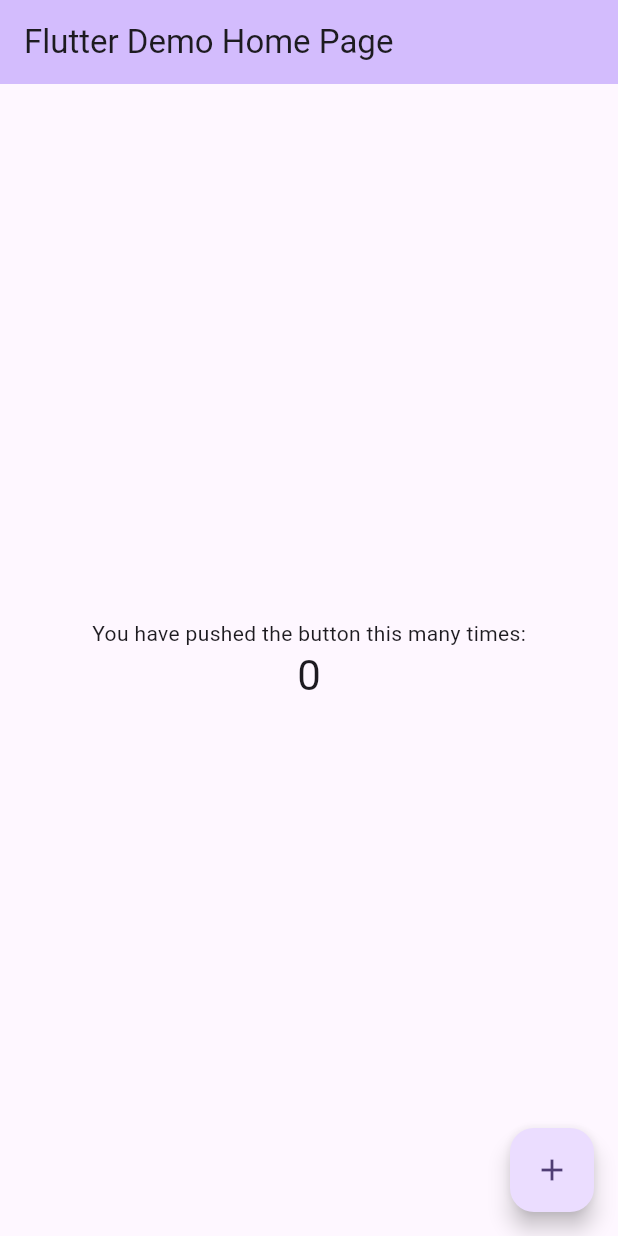
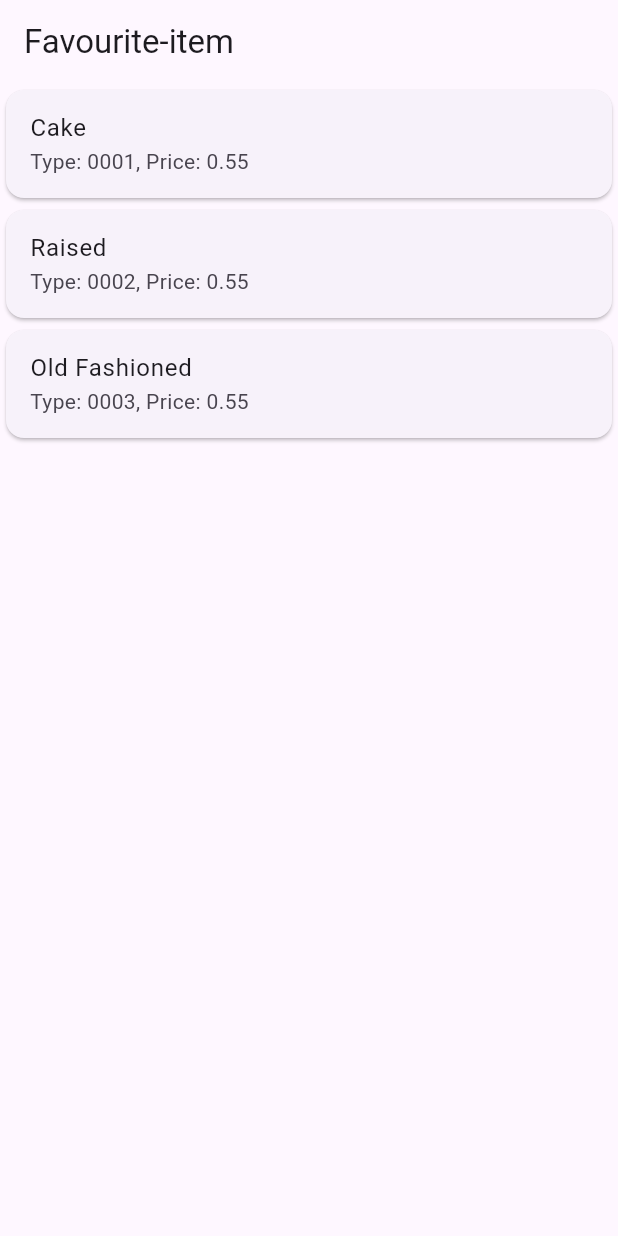
Before and after one commit to sizerChowdhury/Donut-list, a Flutter app: the screen it shows after launch, on a phone screen of 412 x 824 dp. Run offline on Flutter 3.47's test engine with Material 3 defaults, Android fonts, the phone set to English and light mode, and no system bars; our stand-ins replace equatable, flutter_bloc.

Commit message:
refactor: basic json parse and showing in the UI done

```diff
--- /dev/null
+++ b/assets/donuts.json
@@ -0,0 +1,130 @@
+[
+  {
+    "id": "0001",
+    "type": "donut",
+    "name": "Cake",
+    "ppu": 0.55,
+    "batters": {
+      "batter": [
+        {
+          "id": "1001",
+          "type": "Regular"
+        },
+        {
+          "id": "1002",
+          "type": "Chocolate"
+        },
+        {
+          "id": "1003",
+          "type": "Blueberry"
+        },
+        {
+          "id": "1004",
+          "type": "Devil's Food"
+        }
+      ]
+    },
+    "topping": [
+      {
+        "id": "5001",
+        "type": "None"
+      },
+      {
+        "id": "5002",
+        "type": "Glazed"
+      },
+      {
+        "id": "5005",
+        "type": "Sugar"
+      },
+      {
+        "id": "5007",
+        "type": "Powdered Sugar"
+      },
+      {
+        "id": "5006",
+        "type": "Chocolate with Sprinkles"
+      },
+      {
+        "id": "5003",
+        "type": "Chocolate"
+      },
+      {
+        "id": "5004",
+        "type": "Maple"
+      }
+    ]
+  },
+  {
+    "id": "0002",
+    "type": "donut",
+    "name": "Raised",
+    "ppu": 0.55,
+    "batters": {
+      "batter": [
+        {
+          "id": "1001",
+          "type": "Regular"
+        }
+      ]
+    },
+    "topping": [
+      {
+        "id": "5001",
+        "type": "None"
+      },
+      {
+        "id": "5002",
+        "type": "Glazed"
+      },
+      {
+        "id": "5005",
+        "type": "Sugar"
+      },
+      {
+        "id": "5003",
+        "type": "Chocolate"
+      },
+      {
+        "id": "5004",
+        "type": "Maple"
+      }
+    ]
+  },
+  {
+    "id": "0003",
+    "type": "donut",
+    "name": "Old Fashioned",
+    "ppu": 0.55,
+    "batters": {
+      "batter": [
+        {
+          "id": "1001",
+          "type": "Regular"
+        },
+        {
+          "id": "1002",
+          "type": "Chocolate"
+        }
+      ]
+    },
+    "topping": [
+      {
+        "id": "5001",
+        "type": "None"
+      },
+      {
+        "id": "5002",
+        "type": "Glazed"
+      },
+      {
+        "id": "5003",
+        "type": "Chocolate"
+      },
+      {
+        "id": "5004",
+        "type": "Maple"
+      }
+    ]
+  }
+]
--- /dev/null
+++ b/lib/UI/donut_page.dart
@@ -0,0 +1,60 @@
+import 'package:flutter/cupertino.dart';
+import 'package:flutter/material.dart';
+import 'package:flutter_bloc/flutter_bloc.dart';
+
+import '../bloc/donut_bloc.dart';
+import '../bloc/donut_event.dart';
+import '../bloc/donut_state.dart';
+
+
+
+class DonutPage extends StatefulWidget {
+  const DonutPage({super.key});
+
+  @override
+  State<DonutPage> createState() => _FavouriteScreenState();
+}
+
+class _FavouriteScreenState extends State<DonutPage> {
+  @override
+  void initState() {
+    super.initState();
+    context.read<DonutBloc>().add(FetchDonutList());
+  }
+
+  @override
+  Widget build(BuildContext context) {
+    return Scaffold(
+      appBar: AppBar(
+        title: const Text("Favourite-item"),
+      ),
+      body: BlocBuilder<DonutBloc, DonutState>(
+        builder: (context, state) {
+          switch (state.listStatus) {
+            case ListStatues.loading:
+              return const Center(child: CircularProgressIndicator());
+            case ListStatues.failure:
+              return const Text("failed");
+            case ListStatues.success:
+              return ListView.builder(
+                itemCount: state.donuts.length,
+                itemBuilder: (context, index) {
+                  final donut = state.donuts[index];
+                  return InkWell(
+                    onTap: () {
+                    },
+                    child: Card(
+                      child: ListTile(
+                        title: Text(donut.name),
+                        subtitle: Text('Type: ${donut.id}, Price: ${donut.ppu}'),
+                      ),
+                    ),
+                  );
+                },
+              );
+          }
+        },
+      ),
+    );
+  }
+}
--- /dev/null
+++ b/lib/bloc/donut_bloc.dart
@@ -0,0 +1,19 @@
+import 'package:flutter_bloc/flutter_bloc.dart';
+import '../../repository/donut_repository.dart';
+import '../model/donuts_model.dart';
+import 'donut_event.dart';
+import 'donut_state.dart';
+
+class DonutBloc extends Bloc<DonutEvent, DonutState> {
+  DonutRepository donutRepository;
+  List<Donut> donuts = [];
+
+  DonutBloc(this.donutRepository) : super(DonutState()) {
+    on<FetchDonutList>(_fetchDonutList);
+  }
+
+  void _fetchDonutList(FetchDonutList event, Emitter<DonutState> emit) async {
+    donuts = await donutRepository.fetchDonuts();
+    emit(state.copyWith(listStatus: ListStatues.success, donuts: donuts));
+  }
+}
--- /dev/null
+++ b/lib/bloc/donut_event.dart
@@ -0,0 +1,10 @@
+import 'package:equatable/equatable.dart';
+
+class DonutEvent extends Equatable {
+  const DonutEvent();
+
+  @override
+  List<Object?> get props => [];
+}
+
+class FetchDonutList extends DonutEvent {}
--- /dev/null
+++ b/lib/bloc/donut_state.dart
@@ -0,0 +1,26 @@
+
+import 'package:equatable/equatable.dart';
+
+import '../model/donuts_model.dart';
+
+enum ListStatues { loading, success, failure }
+
+class DonutState extends Equatable {
+  ListStatues listStatus;
+  List<Donut> donuts;
+
+  DonutState({
+    this.listStatus = ListStatues.loading,
+    this.donuts = const [],
+  });
+
+  DonutState copyWith({List<Donut>? donuts, ListStatues? listStatus}) {
+    return DonutState(
+      donuts: donuts ?? this.donuts,
+      listStatus: listStatus ?? this.listStatus,
+    );
+  }
+
+  @override
+  List<Object?> get props => [listStatus];
+}
--- a/lib/main.dart
+++ b/lib/main.dart
@@ -1,4 +1,10 @@
+import 'package:flutter/cupertino.dart';
 import 'package:flutter/material.dart';
+import 'package:flutter_bloc/flutter_bloc.dart';
+
+import 'UI/donut_page.dart';
+import 'bloc/donut_bloc.dart';
+import 'repository/donut_repository.dart';
 
 void main() {
   runApp(const MyApp());
@@ -7,119 +13,15 @@ void main() {
 class MyApp extends StatelessWidget {
   const MyApp({super.key});
 
-  // This widget is the root of your application.
   @override
   Widget build(BuildContext context) {
-    return MaterialApp(
-      title: 'Flutter Demo',
-      theme: ThemeData(
-        // This is the theme of your application.
-        //
-        // TRY THIS: Try running your application with "flutter run". You'll see
-        // the application has a purple toolbar. Then, without quitting the app,
-        // try changing the seedColor in the colorScheme below to Colors.green
-        // and then invoke "hot reload" (save your changes or press the "hot
-        // reload" button in a Flutter-supported IDE, or press "r" if you used
-        // the command line to start the app).
-        //
-        // Notice that the counter didn't reset back to zero; the application
-        // state is not lost during the reload. To reset the state, use hot
-        // restart instead.
-        //
-        // This works for code too, not just values: Most code changes can be
-        // tested with just a hot reload.
-        colorScheme: ColorScheme.fromSeed(seedColor: Colors.deepPurple),
-        useMaterial3: true,
+    return MultiBlocProvider(
+      providers: [
+        BlocProvider(create: (_) => DonutBloc(DonutRepository())),
+      ],
+      child: MaterialApp(
+        home: DonutPage(),
       ),
-      home: const MyHomePage(title: 'Flutter Demo Home Page'),
     );
   }
 }
-
-class MyHomePage extends StatefulWidget {
-  const MyHomePage({super.key, required this.title});
-
-  // This widget is the home page of your application. It is stateful, meaning
-  // that it has a State object (defined below) that contains fields that affect
-  // how it looks.
-
-  // This class is the configuration for the state. It holds the values (in this
-  // case the title) provided by the parent (in this case the App widget) and
-  // used by the build method of the State. Fields in a Widget subclass are
-  // always marked "final".
-
-  final String title;
-
-  @override
-  State<MyHomePage> createState() => _MyHomePageState();
-}
-
-class _MyHomePageState extends State<MyHomePage> {
-  int _counter = 0;
-
-  void _incrementCounter() {
-    setState(() {
-      // This call to setState tells the Flutter framework that something has
-      // changed in this State, which causes it to rerun the build method below
-      // so that the display can reflect the updated values. If we changed
-      // _counter without calling setState(), then the build method would not be
-      // called again, and so nothing would appear to happen.
-      _counter++;
-    });
-  }
-
-  @override
-  Widget build(BuildContext context) {
-    // This method is rerun every time setState is called, for instance as done
-    // by the _incrementCounter method above.
-    //
-    // The Flutter framework has been optimized to make rerunning build methods
-    // fast, so that you can just rebuild anything that needs updating rather
-    // than having to individually change instances of widgets.
-    return Scaffold(
-      appBar: AppBar(
-        // TRY THIS: Try changing the color here to a specific color (to
-        // Colors.amber, perhaps?) and trigger a hot reload to see the AppBar
-        // change color while the other colors stay the same.
-        backgroundColor: Theme.of(context).colorScheme.inversePrimary,
-        // Here we take the value from the MyHomePage object that was created by
-        // the App.build method, and use it to set our appbar title.
-        title: Text(widget.title),
-      ),
-      body: Center(
-        // Center is a layout widget. It takes a single child and positions it
-        // in the middle of the parent.
-        child: Column(
-          // Column is also a layout widget. It takes a list of children and
-          // arranges them vertically. By default, it sizes itself to fit its
-          // children horizontally, and tries to be as tall as its parent.
-          //
-          // Column has various properties to control how it sizes itself and
-          // how it positions its children. Here we use mainAxisAlignment to
-          // center the children vertically; the main axis here is the vertical
-          // axis because Columns are vertical (the cross axis would be
-          // horizontal).
-          //
-          // TRY THIS: Invoke "debug painting" (choose the "Toggle Debug Paint"
-          // action in the IDE, or press "p" in the console), to see the
-          // wireframe for each widget.
-          mainAxisAlignment: MainAxisAlignment.center,
-          children: <Widget>[
-            const Text(
-              'You have pushed the button this many times:',
-            ),
-            Text(
-              '$_counter',
-              style: Theme.of(context).textTheme.headlineMedium,
-            ),
-          ],
-        ),
-      ),
-      floatingActionButton: FloatingActionButton(
-        onPressed: _incrementCounter,
-        tooltip: 'Increment',
-        child: const Icon(Icons.add),
-      ), // This trailing comma makes auto-formatting nicer for build methods.
-    );
-  }
-}
--- /dev/null
+++ b/lib/model/donuts_model.dart
@@ -0,0 +1,56 @@
+
+class Donut {
+  final String id;
+  final String type;
+  final String name;
+  final double ppu;
+  final List<Batter> batters;
+  final List<Topping> toppings;
+
+  Donut({required this.id, required this.type, required this.name, required this.ppu, required this.batters, required this.toppings});
+
+  factory Donut.fromJson(Map<String, dynamic> json) {
+    var batterList = json['batters']['batter'] as List;
+    List<Batter> batterObjs = batterList.map((b) => Batter.fromJson(b)).toList();
+
+    var toppingList = json['topping'] as List;
+    List<Topping> toppingObjs = toppingList.map((t) => Topping.fromJson(t)).toList();
+
+    return Donut(
+      id: json['id'],
+      type: json['type'],
+      name: json['name'],
+      ppu: json['ppu'].toDouble(),
+      batters: batterObjs,
+      toppings: toppingObjs,
+    );
+  }
+}
+
+class Batter {
+  final String id;
+  final String type;
+
+  Batter({required this.id, required this.type});
+
+  factory Batter.fromJson(Map<String, dynamic> json) {
+    return Batter(
+      id: json['id'],
+      type: json['type'],
+    );
+  }
+}
+
+class Topping {
+  final String id;
+  final String type;
+
+  Topping({required this.id, required this.type});
+
+  factory Topping.fromJson(Map<String, dynamic> json) {
+    return Topping(
+      id: json['id'],
+      type: json['type'],
+    );
+  }
+}
--- /dev/null
+++ b/lib/repository/donut_repository.dart
@@ -0,0 +1,14 @@
+import 'dart:convert';
+import 'package:flutter/services.dart';
+
+import '../model/donuts_model.dart';
+
+
+class DonutRepository {
+  Future<List<Donut>> fetchDonuts() async {
+    String jsonString = await rootBundle.loadString('assets/donuts.json');
+    final List<dynamic> parsedJson = jsonDecode(jsonString);
+    await Future<void>.delayed(const Duration(seconds: 3));
+    return parsedJson.map((json) => Donut.fromJson(json)).toList();
+  }
+}
```
Also changed, not shown: pubspec.yaml (+4 -3 lines), pubspec.lock.
